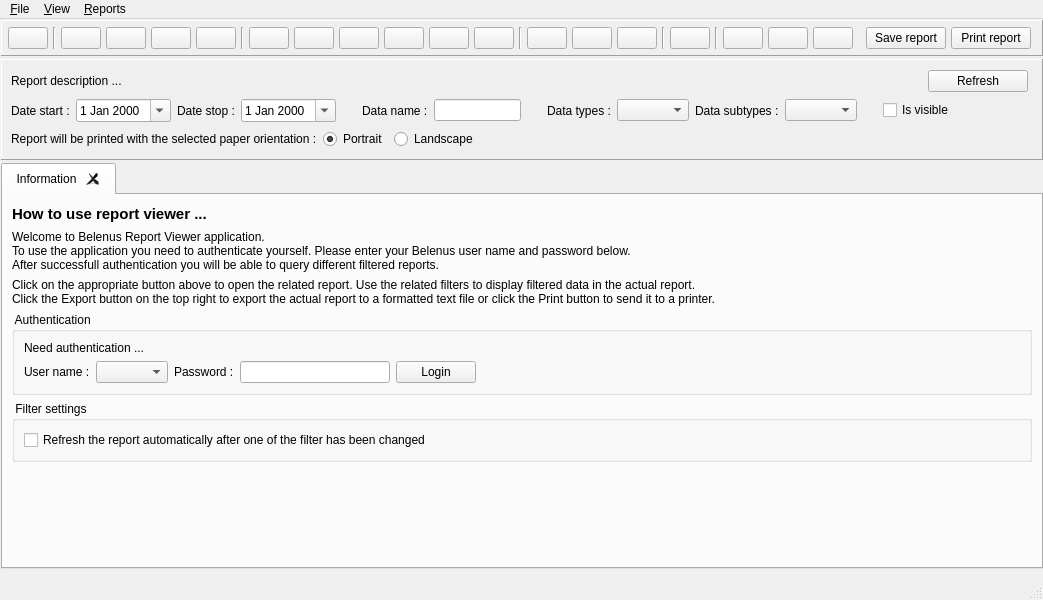
Old version of the form viewer/wndmain.ui in the repository tbikfalvi/Belenus.
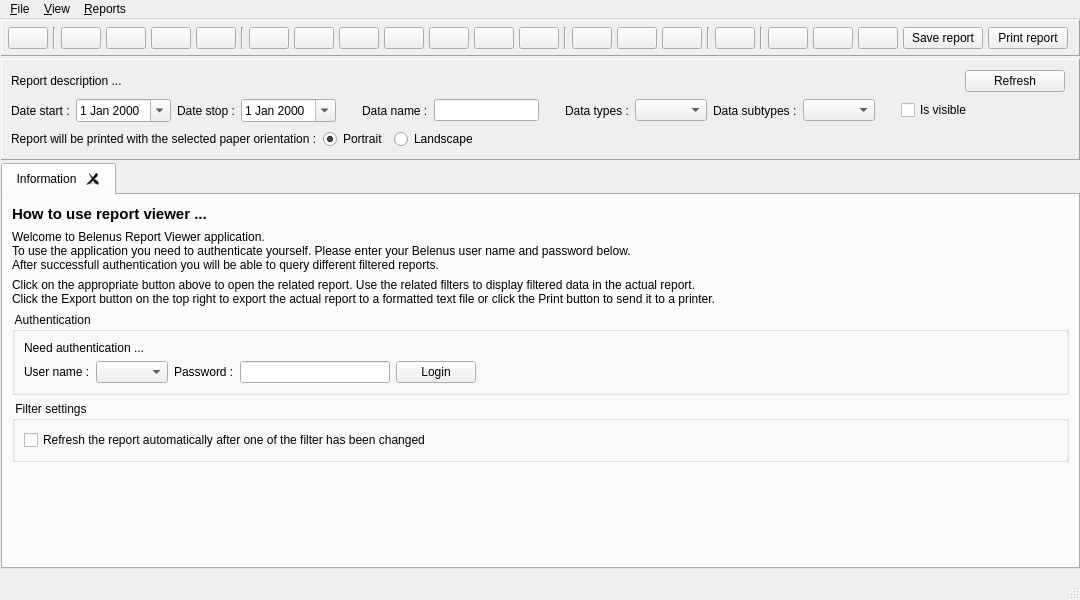
New version of the form.

```diff
--- a/viewer/wndmain.ui
+++ b/viewer/wndmain.ui
@@ -283,6 +283,25 @@
          </property>
         </widget>
        </item>
+       <item>
+        <widget class="QPushButton" name="pbPatientcardUnitchange">
+         <property name="toolTip">
+          <string>Summary of patientcard unit changes on the given time period.</string>
+         </property>
+         <property name="text">
+          <string/>
+         </property>
+         <property name="iconSize">
+          <size>
+           <width>30</width>
+           <height>30</height>
+          </size>
+         </property>
+         <property name="checkable">
+          <bool>true</bool>
+         </property>
+        </widget>
+       </item>
        <item>
         <widget class="Line" name="line_3">
          <property name="orientation">
@@ -930,7 +949,7 @@
      <x>0</x>
      <y>0</y>
      <width>1043</width>
-     <height>26</height>
+     <height>21</height>
     </rect>
    </property>
    <widget class="QMenu" name="menu_File">
```
Left out of the diff: 9 changed lines with no effect on the pictures.
